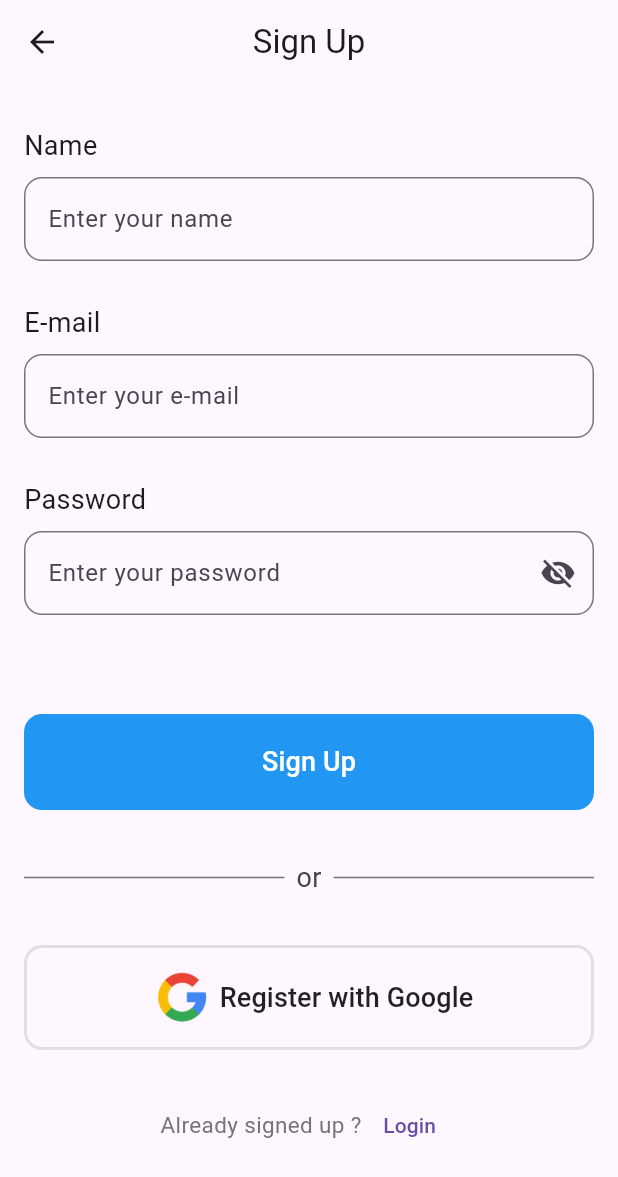
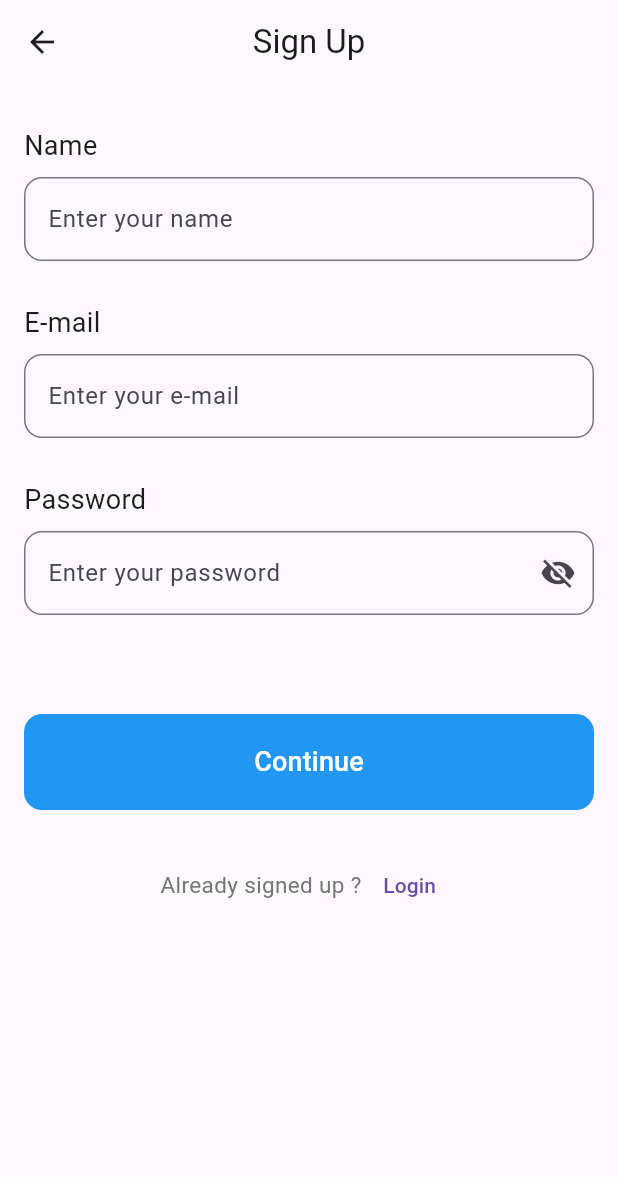
Before and after one commit to Omar073/BankingSystem-LinkedList, a Flutter app: the screen it shows after launch, after a tap on "Continue as Guest", on a phone screen of 412 x 824 dp. Shown: the top 1177 px of the screen. Run offline on Flutter 3.47's test engine with Material 3 defaults, Android fonts, the phone set to English and light mode, and no system bars; our stand-ins replace flashy_tab_bar2, flutter_spinkit.

Commit message:
new signup page

```diff
--- a/lib/Classes/Student.dart
+++ b/lib/Classes/Student.dart
@@ -15,24 +15,17 @@ class Student extends User {
 
   // Constructor with named parameters
   Student({
-    required String name,
-    required String ID,
-    required int age,
-    required String phonenum,
-    required String email,
-    required String password,
+    required super.name,
+    required super.ID,
+    required super.age,
+    required super.phonenum,
+    required super.email,
+    required super.password,
     required String year, // Change from String to int
     required String college,
     required String major,
     required String university,
-  }) : super(
-    name: name,
-    ID: ID,
-    age: age,
-    phonenum: phonenum,
-    email: email,
-    password: password,
-  ) {
+  }) {
     _year = year;
     _college = college;
     _major = major;
@@ -123,12 +116,16 @@ class Student extends User {
     registeredCourses.removeWhere((course) => course.courseID == courseId);
     }
     else{
-      print("Course not found in your registered courses");
+      if (kDebugMode) {
+        print("Course not found in your registered courses");
+      }
     }
-
   }
 
-
+  String generateNextID() {
+    int nextID = int.parse(students.last.ID.substring(1)) + 1; // substring(1): This removes the first character of the student's ID. For example, "S001" becomes "001"
+    return "S${nextID.toString().padLeft(3, '0')}";
+  }
 }
 
 // Student 1
@@ -251,4 +248,5 @@ List<Student> students = [
   studentFadel,
   studentKarim,
   studentEsmat,
+  studentYoussef,
 ];
--- a/lib/pages/LandingPage.dart
+++ b/lib/pages/LandingPage.dart
@@ -33,24 +33,28 @@ class _LandingPageState extends State<LandingPage> {
 
     pioneerCenter.addCourseToCenter(C001);
     pioneerCenter.addCourseToCenter(C004);
+    pioneerCenter.addCourseToCenter(C005);
 
     // * add centers to coursers
     C001.addCenterToCourse(pioneerCenter);
     C004.addCenterToCourse(pioneerCenter);
-
+    C005.addCenterToCourse(pioneerCenter);
     C002.addCenterToCourse(techCenter);
     C003.addCenterToCourse(techCenter);
+
 
     // * Add instructors to courses
     C001.addInstructorToCourse(instructorNinja);
     C002.addInstructorToCourse(instructorCbum);
     C003.addInstructorToCourse(instructorSmith);
+    C005.addInstructorToCourse(instructorSmith);
     C004.addInstructorToCourse(instructorCbum);
 
     // *Add courses to Instructors
     instructorNinja.addCourse(C001);
     instructorCbum.addCourse(C002);
     instructorSmith.addCourse(C003);
+    instructorSmith.addCourse(C005);
     instructorCbum.addCourse(C004);
   }
 
--- a/lib/pages/SignUp.dart
+++ b/lib/pages/SignUp.dart
@@ -1,5 +1,11 @@
 import 'package:ClassMate/Custom widgets/loading.dart';
 import 'package:flutter/material.dart';
+import 'package:provider/provider.dart';
+
+import '../Classes/Student.dart';
+import '../Classes/User.dart';
+import '../Providers/UserProvider.dart';
+import 'SignUp2.dart';
 // import 'package:flutter_pw_validator/flutter_pw_validator.dart';
 
 class SignUp extends StatefulWidget {
@@ -76,6 +82,12 @@ class _SignUpState extends State<SignUp> {
     return null; // Return null if the email is valid
   }
 
+  bool isValidEmail(String email) {
+    String emailRegex =
+        r'^[\w-]+(\.[\w-]+)*@[\w-]+(\.[\w-]+)*(\.[a-zA-Z]{2,})$';
+    return RegExp(emailRegex).hasMatch(email);
+  }
+
   Future<void> _handleSignUp() async {
     setState(() => loading = true);
 
@@ -90,9 +102,9 @@ class _SignUpState extends State<SignUp> {
           const SnackBar(
             content: Text(
               "Error: Password must meet the following criteria:\n"
-                  "- At least one uppercase letter\n"
-                  "- At least one digit\n"
-                  "- Minimum length of 8 characters",
+              "- At least one uppercase letter\n"
+              "- At least one digit\n"
+              "- Minimum length of 8 characters",
             ),
           ),
         );
@@ -113,7 +125,7 @@ class _SignUpState extends State<SignUp> {
   @override
   Widget build(BuildContext context) {
     return loading
-        ? Loading() // Using your custom Loading widget
+        ? const Loading() // Using your custom Loading widget
         : Scaffold(
             appBar: AppBar(
               title: const Text("Sign Up"),
@@ -207,15 +219,68 @@ class _SignUpState extends State<SignUp> {
                               color: Colors.blue,
                               borderRadius: BorderRadius.circular(12.0)),
                           child: MaterialButton(
-                            onPressed: () async {
-                              setState(() => loading = true);
-                              await _handleSignUp();
+                            onPressed: () {
+                              //TODO: add sign up logic
+                              String email = emailCont.text;
+                              String password = passCont.text;
+                              String name = nameCont.text;
+
+                              // Check email criteria
+                              if (!isValidEmail(email)) {
+                                ScaffoldMessenger.of(context).showSnackBar(
+                                  const SnackBar(
+                                    content: Text(
+                                      "Error: Please enter a valid email address.",
+                                    ),
+                                  ),
+                                );
+                                return;
+                              }
+                              // Check email criteria
+                              if (name.isEmpty) {
+                                ScaffoldMessenger.of(context).showSnackBar(
+                                  const SnackBar(
+                                    content: Text(
+                                      "Error: name can't be empty.",
+                                    ),
+                                  ),
+                                );
+                                return;
+                              }
+
+                              // Check password criteria
+                              final passwordRegExp =
+                                  RegExp(r'^(?=.*[A-Z])(?=.*\d).{8,}$');
+
+                              if (!passwordRegExp.hasMatch(password)) {
+                                ScaffoldMessenger.of(context).showSnackBar(
+                                  const SnackBar(
+                                    content: Text(
+                                      "Error: Password must meet the following criteria:\n"
+                                      "- At least one uppercase letter\n"
+                                      "- At least one digit\n"
+                                      "- Minimum length of 8 characters",
+                                    ),
+                                  ),
+                                );
+                                return;
+                              }
+
+                              Student currentUser = Student(
+                                name: name,
+                                email: email,
+                                password: password, ID: '', age: 0, phonenum: '', year: '', college: '',
+                                  major: '', university: ''
+                              );
+                              currentUser.ID = currentUser.generateNextID();
+                              context.read<UserProvider>().setCurrentUser(currentUser);
+                              Navigator.push(context, MaterialPageRoute(builder: (context) => const SignUp2()));
                             },
                             child: const Row(
                               mainAxisAlignment: MainAxisAlignment.center,
                               children: [
                                 Text(
-                                  "Sign Up",
+                                  "Continue",
                                   style: TextStyle(
                                       fontSize: 18, color: Colors.white),
                                 )
@@ -226,71 +291,71 @@ class _SignUpState extends State<SignUp> {
                       ),
                     ),
                     // ... rest of the UI remains unchanged
-                    Padding(
-                      padding: const EdgeInsets.all(16.0),
-                      child: Row(
-                        children: [
-                          Expanded(
-                            child: Container(
-                              margin: const EdgeInsets.only(right: 8.0),
-                              height: 1.0, // Adjust the height as needed
-                              color: Colors.grey[600], // Color of the dashes
-                            ),
-                          ),
-                          Text(
-                            "or",
-                            style: TextStyle(
-                              color: Colors.grey[800],
-                              fontSize: 18,
-                            ),
-                          ),
-                          Expanded(
-                            child: Container(
-                              margin: const EdgeInsets.only(left: 8.0),
-                              height: 1.0, // Adjust the height as needed
-                              color: Colors.grey[600], // Color of the dashes
-                            ),
-                          ),
-                        ],
-                      ),
-                    ),
-                    Center(
-                      child: Padding(
-                        padding: const EdgeInsets.all(16.0),
-                        child: Container(
-                          padding: const EdgeInsets.all(8.0),
-                          decoration: BoxDecoration(
-                              border: Border.all(
-                                color: Colors.grey.shade300, // Border color
-                                width: 2.0, // Border width
-                              ),
-                              borderRadius: BorderRadius.circular(12.0)),
-                          child: MaterialButton(
-                            onPressed: () async {
-                              setState(() => loading = true);
-                              // Add your Google Sign-Up logic here
-                            },
-                            child: Row(
-                              mainAxisAlignment: MainAxisAlignment.center,
-                              children: [
-                                Container(
-                                  width: 50.0,
-                                  height: 50.0,
-                                  // padding: EdgeInsets.all(10.0),
-                                  alignment: Alignment.center,
-                                  child:
-                                      Image.asset("assets/images/google.png"),
-                                ),
-                                const Text(
-                                  "Register with Google",
-                                  style: TextStyle(fontSize: 18),
-                                )
-                              ],
-                            ),
-                          ),
-                        ),
-                      ),
-                    ),
+                    // Padding(
+                    //   padding: const EdgeInsets.all(16.0),
+                    //   child: Row(
+                    //     children: [
+                    //       Expanded(
+                    //         child: Container(
+                    //           margin: const EdgeInsets.only(right: 8.0),
+                    //           height: 1.0, // Adjust the height as needed
+                    //           color: Colors.grey[600], // Color of the dashes
+                    //         ),
+                    //       ),
+                    //       Text(
+                    //         "or",
+                    //         style: TextStyle(
+                    //           color: Colors.grey[800],
+                    //           fontSize: 18,
+                    //         ),
+                    //       ),
+                    //       Expanded(
+                    //         child: Container(
+                    //           margin: const EdgeInsets.only(left: 8.0),
+                    //           height: 1.0, // Adjust the height as needed
+                    //           color: Colors.grey[600], // Color of the dashes
+                    //         ),
+                    //       ),
+                    //     ],
+                    //   ),
+                    // ),
+                    // Center(
+                    //   child: Padding(
+                    //     padding: const EdgeInsets.all(16.0),
+                    //     child: Container(
+                    //       padding: const EdgeInsets.all(8.0),
+                    //       decoration: BoxDecoration(
+                    //           border: Border.all(
+                    //             color: Colors.grey.shade300, // Border color
+                    //             width: 2.0, // Border width
+                    //           ),
+                    //           borderRadius: BorderRadius.circular(12.0)),
+                    // child: MaterialButton(
+                    //   onPressed: () async {
+                    //     setState(() => loading = true);
+                    //     // Add your Google Sign-Up logic here
+                    //   },
+                    //   child: Row(
+                    //     mainAxisAlignment: MainAxisAlignment.center,
+                    //     children: [
+                    //       Container(
+                    //         width: 50.0,
+                    //         height: 50.0,
+                    //         // padding: EdgeInsets.all(10.0),
+                    //         alignment: Alignment.center,
+                    //         child:
+                    //             Image.asset("assets/images/google.png"),
+                    //       ),
+                    //       const Text(
+                    //         "Register with Google",
+                    //         style: TextStyle(fontSize: 18),
+                    //       )
+                    //     ],
+                    //   ),
+                    // ),
+                    //     ),
+                    //   ),
+                    // ),
                     const SizedBox(height: 10),
                     Row(
                       mainAxisAlignment: MainAxisAlignment.center,
@@ -303,7 +368,7 @@ class _SignUpState extends State<SignUp> {
                           ),
                         ),
                         TextButton(
-                          onPressed: () async {
+                          onPressed: () {
                             // Navigate to the login page
                             Navigator.pushReplacementNamed(context, '/login');
                           },
```
Also changed, not shown: lib/Classes/Course.dart (+16 -1 lines), lib/pages/SignUp2.dart (added, +150 -0 lines).
